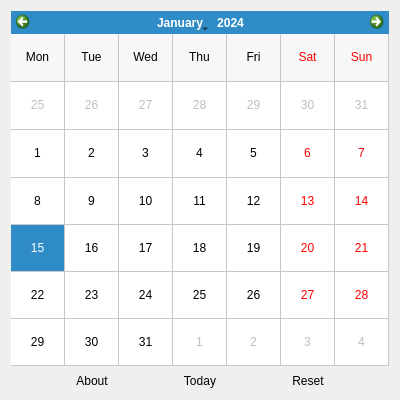
Before: the Qt Designer form cvworks_gui/ui/calendar_ui.ui in FlyBoy8869/cvworks, drawn with Qt 5.
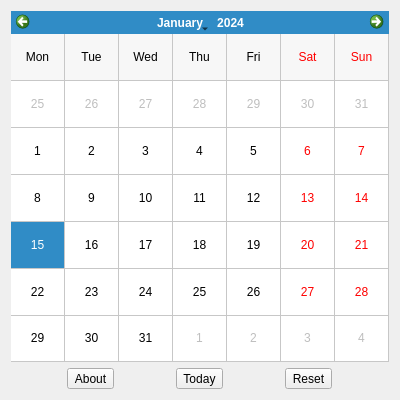
After: the same form once the commit is applied. Custom widgets are drawn as their Qt base class.

What changed in the file:
```diff
--- a/cvworks_gui/ui/calendar_ui.ui
+++ b/cvworks_gui/ui/calendar_ui.ui
@@ -35,9 +35,7 @@
      <item>
       <widget class="QToolButton" name="tb_about">
        <property name="styleSheet">
-        <string notr="true">QToolButton {
-	border: none;
-}</string>
+        <string notr="true"/>
        </property>
        <property name="text">
         <string>About</string>
@@ -47,9 +45,7 @@
      <item>
       <widget class="QToolButton" name="tb_today">
        <property name="styleSheet">
-        <string notr="true">QToolButton {
-	border: none;
-}</string>
+        <string notr="true"/>
        </property>
        <property name="text">
         <string>Today</string>
@@ -59,9 +55,7 @@
      <item>
       <widget class="QToolButton" name="tb_reset">
        <property name="styleSheet">
-        <string notr="true">QToolButton {
-	border: none;
-}</string>
+        <string notr="true"/>
        </property>
        <property name="text">
         <string>Reset</string>
```
